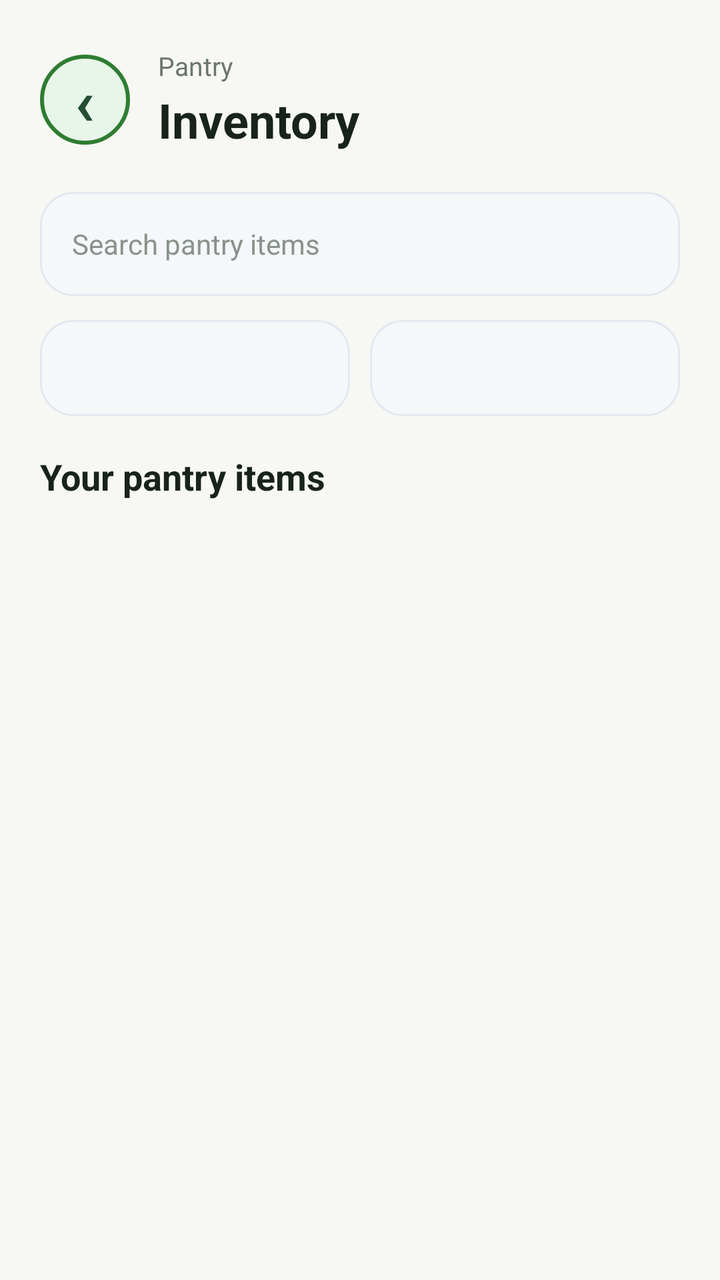
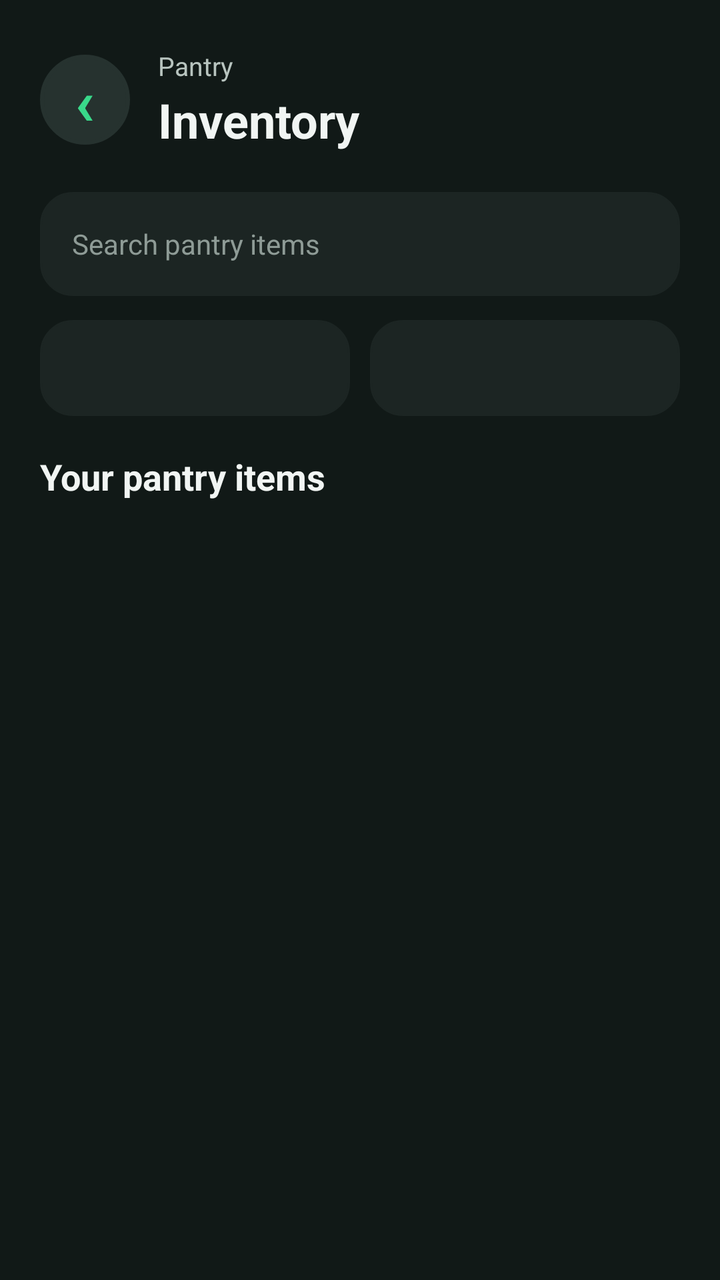

The first picture is an Android layout as it rendered before a commit; the second is the same layout after the commit. The layout source and the unified diff follow.
<!-- AndroidManifest.xml: application theme Theme.SmartPantryManager -->
<!-- res/layout/activity_inventory.xml -->
<?xml version="1.0" encoding="utf-8"?>
<androidx.constraintlayout.widget.ConstraintLayout
    xmlns:android="http://schemas.android.com/apk/res/android"
    xmlns:app="http://schemas.android.com/apk/res-auto"
    android:layout_width="match_parent"
    android:layout_height="match_parent"
    android:background="#F7F8F3">

    
    <LinearLayout
        android:id="@+id/header"
        android:layout_width="0dp"
        android:layout_height="wrap_content"
        android:layout_marginStart="20dp"
        android:layout_marginTop="24dp"
        android:layout_marginEnd="20dp"
        android:gravity="center_vertical"
        android:orientation="horizontal"
        app:layout_constraintEnd_toEndOf="parent"
        app:layout_constraintStart_toStartOf="parent"
        app:layout_constraintTop_toTopOf="parent">

        <TextView
            android:id="@+id/backButton"
            android:layout_width="45dp"
            android:layout_height="45dp"
            android:background="@drawable/profile_circle"
            android:gravity="center"
            android:text="@string/back_arrow"
            android:textColor="#244E32"
            android:textSize="32sp"
            android:textStyle="bold" />

        <LinearLayout
            android:layout_width="0dp"
            android:layout_height="wrap_content"
            android:layout_marginStart="14dp"
            android:layout_weight="1"
            android:orientation="vertical">

            <TextView
                android:layout_width="wrap_content"
                android:layout_height="wrap_content"
                android:text="@string/pantry"
                android:textColor="#6B756D"
                android:textSize="13sp" />

            <TextView
                android:layout_width="wrap_content"
                android:layout_height="wrap_content"
                android:layout_marginTop="2dp"
                android:text="@string/inventory"
                android:textColor="#17231B"
                android:textSize="24sp"
                android:textStyle="bold" />

        </LinearLayout>

    </LinearLayout>

    
    <EditText
        android:id="@+id/searchInput"
        android:layout_width="0dp"
        android:layout_height="52dp"
        android:layout_marginStart="20dp"
        android:layout_marginTop="20dp"
        android:layout_marginEnd="20dp"
        android:autofillHints="text"
        android:background="@drawable/search_background"
        android:hint="@string/search_pantry_items"
        android:inputType="text"
        android:paddingStart="16dp"
        android:paddingEnd="16dp"
        android:singleLine="true"
        android:textColor="#17231B"
        android:textColorHint="#89938B"
        android:textSize="14sp"
        app:layout_constraintEnd_toEndOf="parent"
        app:layout_constraintStart_toStartOf="parent"
        app:layout_constraintTop_toBottomOf="@id/header" />

    
    <LinearLayout
        android:id="@+id/filterRow"
        android:layout_width="0dp"
        android:layout_height="wrap_content"
        android:layout_marginStart="20dp"
        android:layout_marginTop="12dp"
        android:layout_marginEnd="20dp"
        android:gravity="center_vertical"
        android:orientation="horizontal"
        app:layout_constraintEnd_toEndOf="parent"
        app:layout_constraintStart_toStartOf="parent"
        app:layout_constraintTop_toBottomOf="@id/searchInput">

        <Spinner
            android:id="@+id/categorySpinner"
            android:layout_width="0dp"
            android:layout_height="48dp"
            android:layout_weight="1"
            android:background="@drawable/search_background"
            android:paddingStart="10dp"
            android:paddingEnd="10dp" />

        <Spinner
            android:id="@+id/locationSpinner"
            android:layout_width="0dp"
            android:layout_height="48dp"
            android:layout_marginStart="10dp"
            android:layout_weight="1"
            android:background="@drawable/search_background"
            android:paddingStart="10dp"
            android:paddingEnd="10dp" />

    </LinearLayout>

    
    <TextView
        android:id="@+id/itemCountText"
        android:layout_width="wrap_content"
        android:layout_height="wrap_content"
        android:layout_marginStart="20dp"
        android:layout_marginTop="18dp"
        android:text="@string/your_pantry_items"
        android:textColor="#17231B"
        android:textSize="18sp"
        android:textStyle="bold"
        app:layout_constraintStart_toStartOf="parent"
        app:layout_constraintTop_toBottomOf="@id/filterRow" />

    
    <androidx.recyclerview.widget.RecyclerView
        android:id="@+id/inventoryRecyclerView"
        android:layout_width="0dp"
        android:layout_height="0dp"
        android:layout_marginStart="20dp"
        android:layout_marginTop="12dp"
        android:layout_marginEnd="20dp"
        android:layout_marginBottom="20dp"
        android:clipToPadding="false"
        android:paddingBottom="20dp"
        app:layout_constraintBottom_toBottomOf="parent"
        app:layout_constraintEnd_toEndOf="parent"
        app:layout_constraintStart_toStartOf="parent"
        app:layout_constraintTop_toBottomOf="@id/itemCountText" />

</androidx.constraintlayout.widget.ConstraintLayout>
<!-- resources referenced by this layout -->
<resources>
  <!-- drawable profile_circle (drawable) -->
  <?xml version="1.0" encoding="utf-8"?>
  <shape xmlns:android="http://schemas.android.com/apk/res/android"
      android:shape="oval">
  
      <solid android:color="#E8F5E9" />
  
      <stroke
          android:width="2dp"
          android:color="#2E7D32" />
  
  </shape>
  <!-- drawable search_background (drawable) -->
  <?xml version="1.0" encoding="utf-8"?>
  <shape xmlns:android="http://schemas.android.com/apk/res/android"
      android:shape="rectangle">
  
      <solid android:color="#F5F7FA" />
  
      <corners android:radius="16dp" />
  
      <stroke
          android:width="1dp"
          android:color="#E2E8F0" />
  
      <padding
          android:left="16dp"
          android:top="10dp"
          android:right="16dp"
          android:bottom="10dp" />
  
  </shape>
  <string name="back_arrow">‹</string>
  <string name="inventory">Inventory</string>
  <string name="pantry">Pantry</string>
  <string name="search_pantry_items">Search pantry items</string>
  <string name="your_pantry_items">Your pantry items</string>
  <style name="Theme.SmartPantryManager" parent="Base.Theme.SmartPantryManager" />
  <style name="Base.Theme.SmartPantryManager" parent="Theme.Material3.DayNight.NoActionBar">
          
          
      </style>
</resources>

<!-- the commit's change to res/layout/activity_inventory.xml (unified diff, before → after) -->
@@ -4,7 +4,7 @@
     xmlns:app="http://schemas.android.com/apk/res-auto"
     android:layout_width="match_parent"
     android:layout_height="match_parent"
-    android:background="#F7F8F3">
+    android:background="@color/background_dark">
 
     
     <LinearLayout
@@ -25,9 +25,10 @@
             android:layout_width="45dp"
             android:layout_height="45dp"
             android:background="@drawable/profile_circle"
+            android:backgroundTint="@color/surface_card"
             android:gravity="center"
             android:text="@string/back_arrow"
-            android:textColor="#244E32"
+            android:textColor="@color/primary_green"
             android:textSize="32sp"
             android:textStyle="bold" />
 
@@ -42,7 +43,7 @@
                 android:layout_width="wrap_content"
                 android:layout_height="wrap_content"
                 android:text="@string/pantry"
-                android:textColor="#6B756D"
+                android:textColor="@color/text_secondary_dark"
                 android:textSize="13sp" />
 
             <TextView
@@ -50,7 +51,7 @@
                 android:layout_height="wrap_content"
                 android:layout_marginTop="2dp"
                 android:text="@string/inventory"
-                android:textColor="#17231B"
+                android:textColor="@color/text_primary_dark"
                 android:textSize="24sp"
                 android:textStyle="bold" />
 
@@ -68,13 +69,14 @@
         android:layout_marginEnd="20dp"
         android:autofillHints="text"
         android:background="@drawable/search_background"
+        android:backgroundTint="@color/surface_dark"
         android:hint="@string/search_pantry_items"
         android:inputType="text"
         android:paddingStart="16dp"
         android:paddingEnd="16dp"
         android:singleLine="true"
-        android:textColor="#17231B"
-        android:textColorHint="#89938B"
+        android:textColor="@color/text_primary_dark"
+        android:textColorHint="@color/text_muted_dark"
         android:textSize="14sp"
         app:layout_constraintEnd_toEndOf="parent"
         app:layout_constraintStart_toStartOf="parent"
@@ -100,6 +102,7 @@
             android:layout_height="48dp"
             android:layout_weight="1"
             android:background="@drawable/search_background"
+            android:backgroundTint="@color/surface_dark"
             android:paddingStart="10dp"
             android:paddingEnd="10dp" />
 
@@ -110,6 +113,7 @@
             android:layout_marginStart="10dp"
             android:layout_weight="1"
             android:background="@drawable/search_background"
+            android:backgroundTint="@color/surface_dark"
             android:paddingStart="10dp"
             android:paddingEnd="10dp" />
 
@@ -123,7 +127,7 @@
         android:layout_marginStart="20dp"
         android:layout_marginTop="18dp"
         android:text="@string/your_pantry_items"
-        android:textColor="#17231B"
+        android:textColor="@color/text_primary_dark"
         android:textSize="18sp"
         android:textStyle="bold"
         app:layout_constraintStart_toStartOf="parent"
<!-- resource entries referenced after the edit -->
@@ -1,5 +1,12 @@
 <!-- resources referenced by this layout -->
 <resources>
+  <color name="background_dark">#111917</color>
+  <color name="primary_green">#39D98A</color>
+  <color name="surface_card">#26322F</color>
+  <color name="surface_dark">#1C2523</color>
+  <color name="text_muted_dark">#8E9B96</color>
+  <color name="text_primary_dark">#F1F5F3</color>
+  <color name="text_secondary_dark">#B8C4BF</color>
   <!-- drawable profile_circle (drawable) -->
   <?xml version="1.0" encoding="utf-8"?>
   <shape xmlns:android="http://schemas.android.com/apk/res/android"
@@ -38,9 +45,27 @@
   <string name="search_pantry_items">Search pantry items</string>
   <string name="your_pantry_items">Your pantry items</string>
   <style name="Theme.SmartPantryManager" parent="Base.Theme.SmartPantryManager" />
-  <style name="Base.Theme.SmartPantryManager" parent="Theme.Material3.DayNight.NoActionBar">
-          
-          
+  <style name="Base.Theme.SmartPantryManager" parent="Theme.Material3.Dark.NoActionBar">
+  
+          <item name="colorPrimary">@color/primary_green</item>
+          <item name="colorOnPrimary">@color/black</item>
+  
+          <item name="colorSecondary">@color/primary_green_dark</item>
+          <item name="colorOnSecondary">@color/text_primary_dark</item>
+  
+          <item name="colorSurface">@color/surface_dark</item>
+          <item name="colorOnSurface">@color/text_primary_dark</item>
+  
+          <item name="android:windowBackground">@color/background_dark</item>
+          <item name="android:colorAccent">@color/primary_green</item>
+  
+          <item name="android:statusBarColor">@color/background_dark</item>
+          <item name="android:navigationBarColor">@color/background_dark</item>
+  
+          <item name="android:windowLightStatusBar">false</item>
+  
       </style>
+  <color name="black">#FF000000</color>
+  <color name="primary_green_dark">#1F8F5B</color>
 </resources>
 
